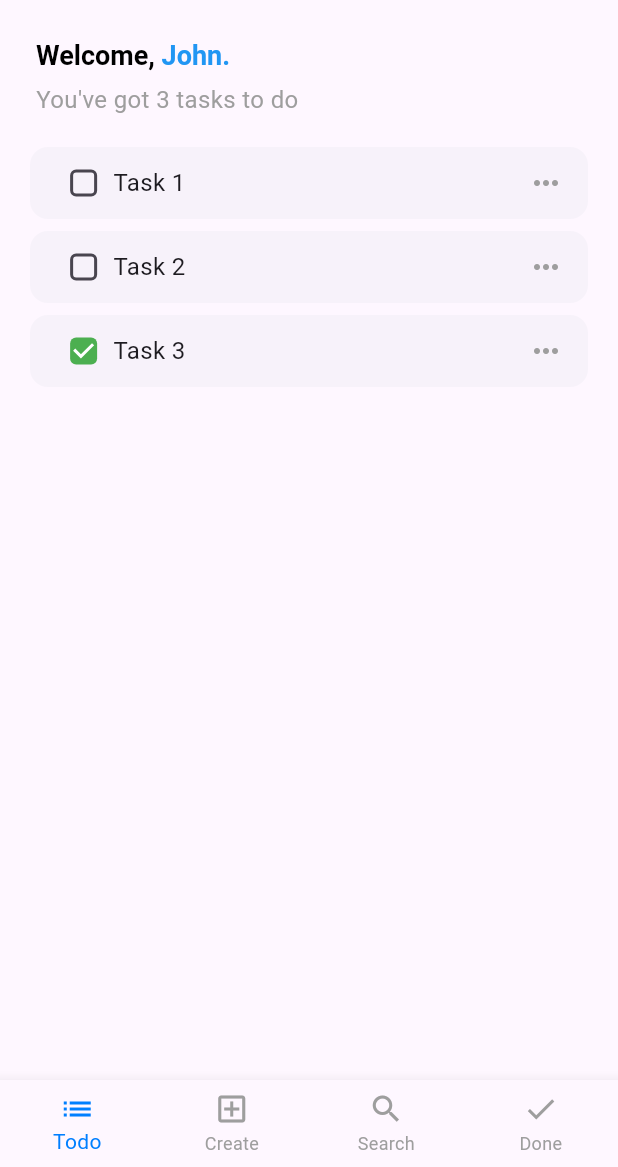
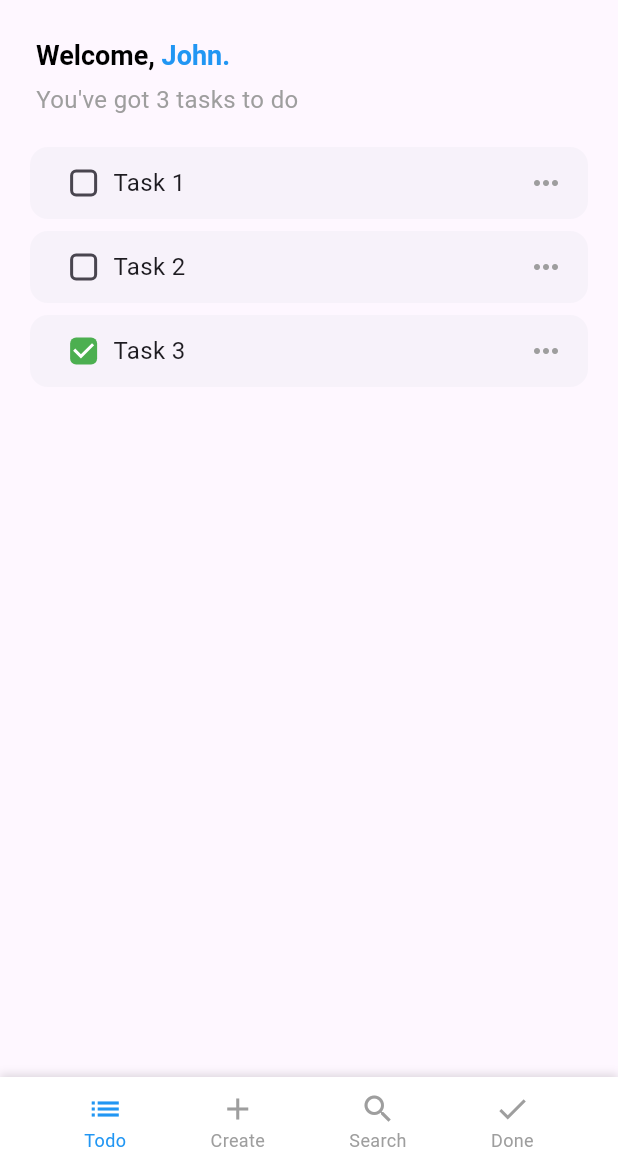
Before and after one commit to LerryGO/WLConsultings-ToDo-Challenge, a Flutter app: the screen it shows after launch, on a phone screen of 412 x 824 dp, the part 69-1236 px from its top. Run offline on Flutter 3.47's test engine with Material 3 defaults, Android fonts, the phone set to English and light mode, and no system bars; our stand-ins replace sqflite; accounts and stored records are empty.

Commit message:
fixed nav bar

```diff
--- a/lib/src/ui/task/task_list_tab.dart
+++ b/lib/src/ui/task/task_list_tab.dart
@@ -42,9 +42,50 @@ class _TaskListTabState extends State<TaskListTab> {
         crossAxisAlignment: CrossAxisAlignment.stretch,
         spacing: 16,
         children: [
-          WelcomeHeader(name: "John", message: "You've got 3 tasks to do "),
+          WelcomeHeader(
+              name: "John",
+              message: _todoList.isNotEmpty
+                  ? "You've got 3 tasks to do "
+                  : "Create tasks to achieve more"),
           Expanded(
-            child: TaskList(todoList: _todoList),
+            child: Visibility(
+              visible: _todoList.isNotEmpty,
+              replacement: Center(
+                child: Column(
+                  mainAxisSize: MainAxisSize.min,
+                  spacing: 16,
+                  children: [
+                    Image.asset(
+                      "assets/files.png",
+                      width: 120,
+                      height: 120,
+                    ),
+                    Text(
+                      "Create your first task",
+                      style: TextStyle(
+                        fontSize: 18,
+                        color: Colors.grey,
+                      ),
+                    ),
+                    ElevatedButton.icon(
+                      onPressed: () {},
+                      style: ElevatedButton.styleFrom(
+                        elevation: 0,
+                        backgroundColor: Color(0xffe6f3ff),
+                        foregroundColor: Color(0xff007fff),
+                        iconColor: Color(0xff007fff),
+                        shape: RoundedRectangleBorder(
+                          borderRadius: BorderRadius.circular(8.0),
+                        ),
+                      ),
+                      label: Text("Create Task"),
+                      icon: Icon(Icons.add),
+                    ),
+                  ],
+                ),
+              ),
+              child: TaskList(todoList: _todoList),
+            ),
           )
         ],
       ),
--- a/lib/src/ui/todo/todo_page.dart
+++ b/lib/src/ui/todo/todo_page.dart
@@ -1,7 +1,6 @@
 import 'package:flutter/material.dart';
 import 'package:todo_challenge_2/src/ui/task/task_list_tab.dart';
 import 'package:todo_challenge_2/src/ui/todo/components/app_header.dart';
-import 'package:todo_challenge_2/src/ui/todo/components/custom_bottom_navigation_bar.dart';
 
 class TodoPage extends StatefulWidget {
   const TodoPage({super.key});
@@ -14,10 +13,55 @@ class _TodoPageState extends State<TodoPage> {
   final PageController _pageController = PageController();
   int _selectedIndex = 0;
 
-  void _onItemTapped(int index) {
+  void _openModal() {
+    final size = MediaQuery.sizeOf(context);
+    showModalBottomSheet(
+      constraints: BoxConstraints(
+          maxHeight: size.height * 0.5, minHeight: size.height * 0.2),
+      barrierColor: Colors.transparent,
+      elevation: 0,
+      context: context,
+      shape: RoundedRectangleBorder(
+        borderRadius: BorderRadius.only(
+          topLeft: Radius.circular(16),
+          topRight: Radius.circular(16),
+        ),
+      ),
+      builder: (context) => Container(
+        decoration: BoxDecoration(
+          borderRadius: BorderRadius.only(
+            topLeft: Radius.circular(16),
+            topRight: Radius.circular(16),
+          ),
+          color: Theme.of(context).scaffoldBackgroundColor,
+          boxShadow: [
+            BoxShadow(
+              color: Colors.black12,
+              blurRadius: 10,
+              spreadRadius: 5,
+              offset: Offset(0, 3),
+            ),
+          ],
+        ),
+        child: Padding(
+          padding: const EdgeInsets.all(8.0),
+          child: Column(
+            mainAxisSize: MainAxisSize.min,
+            crossAxisAlignment: CrossAxisAlignment.stretch,
+            children: [
+              Text("Criar task"),
+            ],
+          ),
+        ),
+      ),
+    );
+  }
+
+  void _navigateToPage(int index) async {
     _selectedIndex = index;
+
     _pageController.animateToPage(
-      index,
+      _selectedIndex,
       duration: const Duration(milliseconds: 400),
       curve: Curves.easeInOut,
     );
@@ -25,34 +69,80 @@ class _TodoPageState extends State<TodoPage> {
 
   @override
   Widget build(BuildContext context) {
+    final size = MediaQuery.sizeOf(context);
     return Scaffold(
       appBar: AppBar(
         title: AppHeader(),
       ),
-      body: PageView(
-        controller: _pageController,
-        physics: NeverScrollableScrollPhysics(),
+      body: Stack(
         children: [
-          TaskListTab(),
-          Center(
-            child: Text('Create Page'),
+          PageView(
+            controller: _pageController,
+            children: [
+              TaskListTab(),
+              Center(child: Text('Search Page')),
+              Center(child: Text('Done Page')),
+            ],
+            onPageChanged: (index) {
+              setState(() {
+                _selectedIndex = index;
+              });
+            },
           ),
-          Center(
-            child: Text('Search Page'),
-          ),
-          Center(
-            child: Text('Done Page'),
+          Positioned(
+            bottom: 0,
+            left: 0,
+            child: Container(
+              width: size.width,
+              height: 60,
+              decoration: BoxDecoration(
+                color: Colors.white,
+                boxShadow: [
+                  BoxShadow(
+                    color: Colors.black12,
+                    blurRadius: 4,
+                    offset: Offset(0, -2),
+                  ),
+                ],
+              ),
+              child: Row(
+                mainAxisAlignment: MainAxisAlignment.spaceEvenly,
+                children: [
+                  _buildNavItem(
+                      Icons.list, 'Todo', () => _navigateToPage(0), 0),
+                  _buildNavItem(Icons.add, 'Create', () => _openModal(), -1),
+                  _buildNavItem(
+                      Icons.search, 'Search', () => _navigateToPage(1), 1),
+                  _buildNavItem(
+                      Icons.done, 'Done', () => _navigateToPage(2), 2),
+                ],
+              ),
+            ),
           ),
         ],
-        onPageChanged: (index) {
-          setState(() {
-            _selectedIndex = index;
-          });
-        },
       ),
-      bottomNavigationBar: CustomBottomNavigationBar(
-        selectedIndex: _selectedIndex,
-        onItemTap: _onItemTapped,
+    );
+  }
+
+  Widget _buildNavItem(
+      IconData icon, String label, VoidCallback onTap, int index) {
+    return InkWell(
+      onTap: onTap,
+      child: Column(
+        mainAxisAlignment: MainAxisAlignment.center,
+        children: [
+          Icon(
+            icon,
+            color: _selectedIndex == index ? Colors.blue : Colors.grey,
+          ),
+          Text(
+            label,
+            style: TextStyle(
+              color: _selectedIndex == index ? Colors.blue : Colors.grey,
+              fontSize: 12,
+            ),
+          ),
+        ],
       ),
     );
   }
--- a/pubspec.yaml
+++ b/pubspec.yaml
@@ -62,9 +62,8 @@ flutter:
   uses-material-design: true
 
   # To add assets to your application, add an assets section, like this:
-  # assets:
-  #   - images/a_dot_burr.jpeg
-  #   - images/a_dot_ham.jpeg
+  assets:
+    - assets/
 
   # An image asset can refer to one or more resolution-specific "variants", see
   # https://flutter.dev/to/resolution-aware-images
```
Also changed, not shown: lib/src/ui/task/create_task_tab.dart (added, +61 -0 lines), assets/files.png (added).
